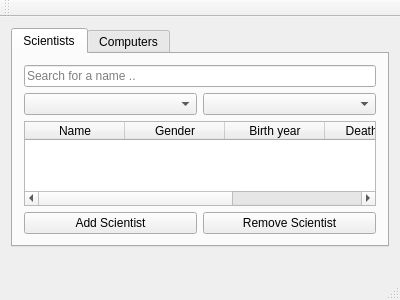
The window that mainwindow.ui (audurara/vika_3) describes before a commit, drawn with Qt 5.
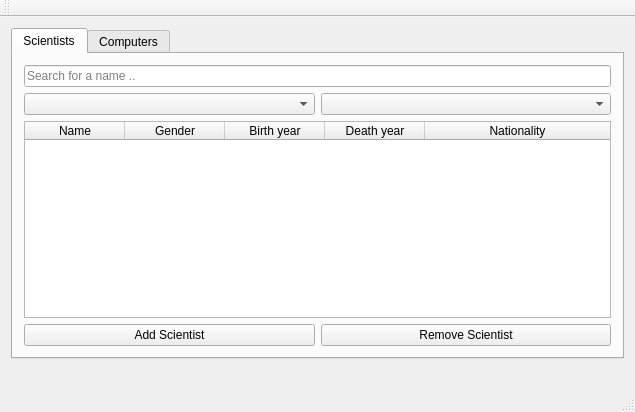
The same window after the commit. The open tabs and pages were chosen to show the change.

Patch:
```diff
--- a/mainwindow.ui
+++ b/mainwindow.ui
@@ -6,8 +6,8 @@
    <rect>
     <x>0</x>
     <y>0</y>
-    <width>400</width>
-    <height>300</height>
+    <width>635</width>
+    <height>412</height>
    </rect>
   </property>
   <property name="windowTitle">
```
Left out of the diff: 6 changed lines with no effect on the pictures.
